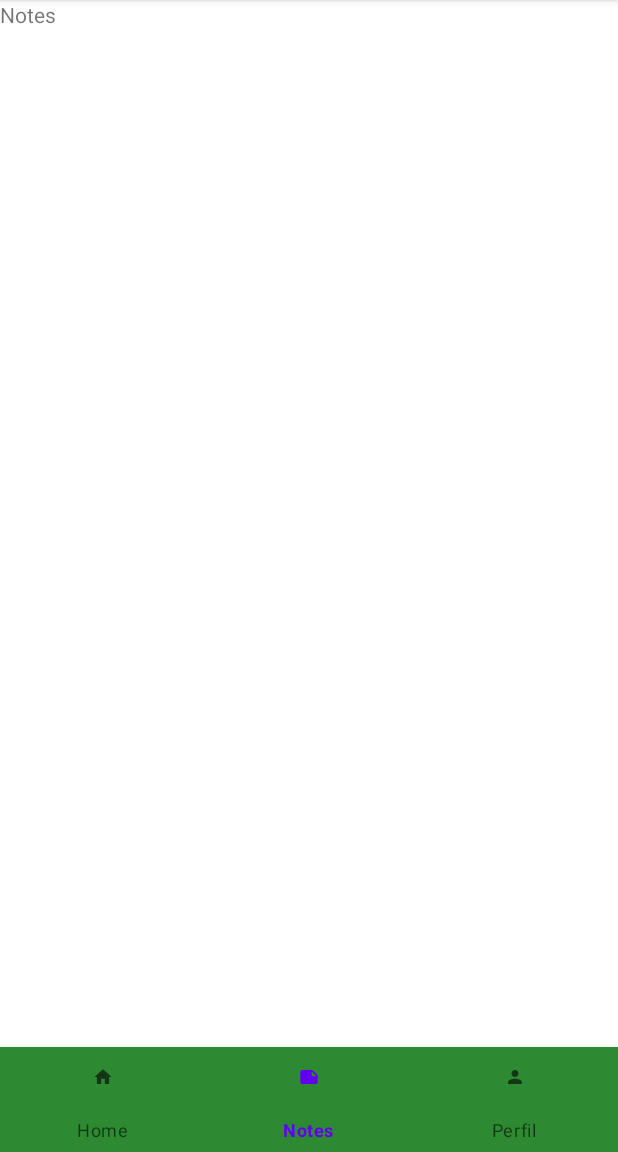
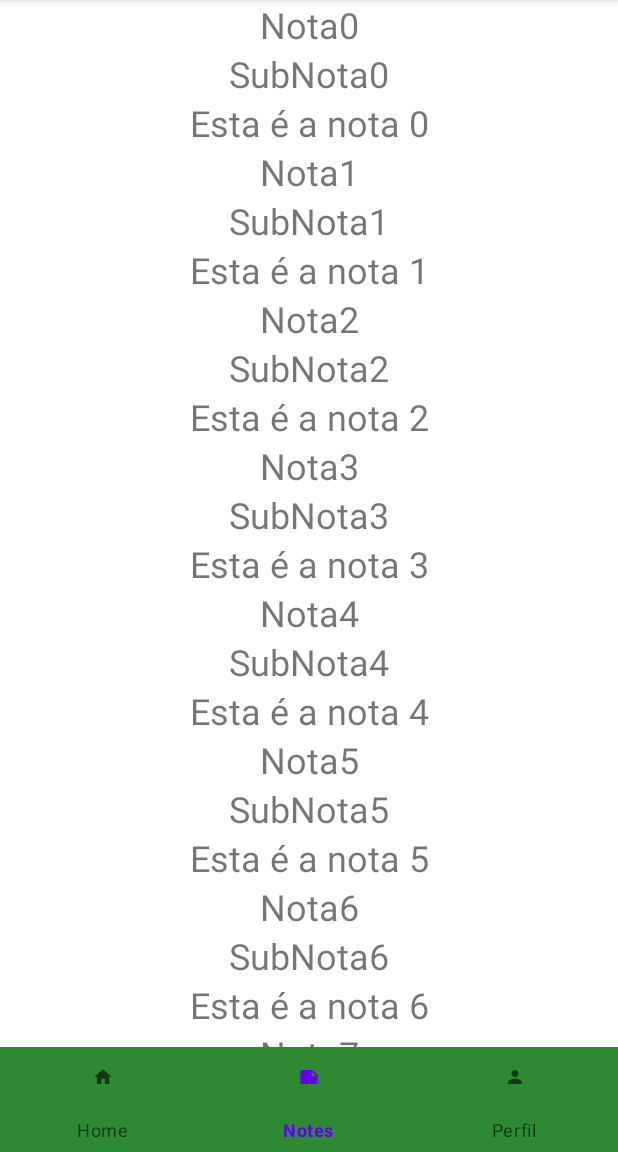
Before and after one commit to pdanielaraujo/CityAlert, an Android app: the screen it shows after launch (MainActivity), item 2 of the bottom bar chosen, on a phone screen of 412 x 824 dp, the part 84-1236 px from its top. Run offline under Robolectric (Android 15) with nearby library versions, the phone set to English and light mode, and no system bars.

Commit message:
Segundo Commit main branch
Criação do Recycler View

```diff
--- a/app/build.gradle
+++ b/app/build.gradle
@@ -40,6 +40,7 @@ dependencies {
     implementation 'com.google.android.material:material:1.3.0'
     implementation 'androidx.constraintlayout:constraintlayout:2.0.4'
     implementation 'androidx.legacy:legacy-support-v4:1.0.0'
+    implementation 'androidx.recyclerview:recyclerview:1.1.0'
     testImplementation 'junit:junit:4.+'
     androidTestImplementation 'androidx.test.ext:junit:1.1.2'
     androidTestImplementation 'androidx.test.espresso:espresso-core:3.3.0'
--- a/app/src/main/AndroidManifest.xml
+++ b/app/src/main/AndroidManifest.xml
@@ -2,11 +2,13 @@
 <manifest xmlns:android="http://schemas.android.com/apk/res/android"
     package="pt.atp.cityalert">
 
+    <uses-permission android:name="android.permission.READ_EXTERNAL_STORAGE" />
+
     <application
         android:allowBackup="true"
-        android:icon="@mipmap/ic_launcher"
+        android:icon="@mipmap/launch_icon"
         android:label="@string/app_name"
-        android:roundIcon="@mipmap/ic_launcher_round"
+        android:roundIcon="@mipmap/launch_icon"
         android:supportsRtl="true"
         android:theme="@style/Theme.CityAlert">
         <activity android:name=".LoginActivity"></activity>
--- /dev/null
+++ b/app/src/main/java/pt/atp/cityalert/adapters/NoteAdapter.kt
@@ -0,0 +1,37 @@
+package pt.atp.cityalert.adapters
+
+import android.view.LayoutInflater
+import android.view.View
+import android.view.ViewGroup
+import android.widget.TextView
+import androidx.recyclerview.widget.RecyclerView
+import pt.atp.cityalert.R
+import pt.atp.cityalert.dataClasses.Note
+
+class NoteAdapter(val list: ArrayList<Note>):RecyclerView.Adapter<LineViewHolder>(){
+
+    override fun onCreateViewHolder(parent: ViewGroup, viewType: Int): LineViewHolder {
+        val itemView = LayoutInflater
+            .from(parent.context)
+            .inflate(R.layout.recycler_line, parent, false)
+        return LineViewHolder(itemView)
+    }
+
+    override fun getItemCount(): Int {
+        return list.size
+    }
+
+    override fun onBindViewHolder(holder: LineViewHolder, position: Int) {
+        val currentPlace = list[position]
+
+        holder.title_holder.text = currentPlace.title
+        holder.subtitle_holder.text = currentPlace.subtitle
+        holder.text_holder.text = currentPlace.text
+    }
+}
+
+class LineViewHolder(itemView: View):RecyclerView.ViewHolder(itemView) {
+    val title_holder = itemView.findViewById<TextView>(R.id.titulo)
+    val subtitle_holder = itemView.findViewById<TextView>(R.id.sub_titulo)
+    val text_holder = itemView.findViewById<TextView>(R.id.texto_nota)
+}
--- /dev/null
+++ b/app/src/main/java/pt/atp/cityalert/dataClasses/Note.kt
@@ -0,0 +1,3 @@
+package pt.atp.cityalert.dataClasses
+
+data class Note(val title: String, val subtitle: String, val text: String)
--- a/app/src/main/java/pt/atp/cityalert/fragments/HomeFragment.kt
+++ b/app/src/main/java/pt/atp/cityalert/fragments/HomeFragment.kt
@@ -5,6 +5,7 @@ import androidx.fragment.app.Fragment
 import android.view.LayoutInflater
 import android.view.View
 import android.view.ViewGroup
+import android.widget.Toast
 import pt.atp.cityalert.R
 
 // TODO: Rename parameter arguments, choose names that match
@@ -34,6 +35,9 @@ class HomeFragment : Fragment() {
         inflater: LayoutInflater, container: ViewGroup?,
         savedInstanceState: Bundle?
     ): View? {
+
+        //Toast.makeText(this.context, R.string.app_name, Toast.LENGTH_SHORT).show()
+
         // Inflate the layout for this fragment
         return inflater.inflate(R.layout.fragment_home, container, false)
     }
--- a/app/src/main/java/pt/atp/cityalert/fragments/NotesFragment.kt
+++ b/app/src/main/java/pt/atp/cityalert/fragments/NotesFragment.kt
@@ -6,6 +6,10 @@ import android.view.LayoutInflater
 import android.view.View
 import android.view.ViewGroup
 import pt.atp.cityalert.R
+import pt.atp.cityalert.dataClasses.Note
+import androidx.recyclerview.widget.LinearLayoutManager
+import androidx.recyclerview.widget.RecyclerView
+import pt.atp.cityalert.adapters.NoteAdapter
 
 // TODO: Rename parameter arguments, choose names that match
 // the fragment initialization parameters, e.g. ARG_ITEM_NUMBER
@@ -22,6 +26,8 @@ class NotesFragment : Fragment() {
     private var param1: String? = null
     private var param2: String? = null
 
+    private lateinit var noteList: ArrayList<Note>
+    private lateinit var note_fragment: View
     override fun onCreate(savedInstanceState: Bundle?) {
         super.onCreate(savedInstanceState)
         arguments?.let {
@@ -34,8 +40,19 @@ class NotesFragment : Fragment() {
         inflater: LayoutInflater, container: ViewGroup?,
         savedInstanceState: Bundle?
     ): View? {
+        note_fragment = inflater.inflate(R.layout.fragment_notes, container, false)
+        val note_recycler = note_fragment.findViewById<RecyclerView>(R.id.note_recycler)
+        noteList = ArrayList<Note>()
+
+        for (i in 0 until 10){
+            noteList.add(Note("Nota$i", "SubNota$i", "Esta é a nota $i"))
+        }
+
+        note_recycler.adapter = NoteAdapter(noteList)
+        note_recycler.layoutManager = LinearLayoutManager(this.context)
+
         // Inflate the layout for this fragment
-        return inflater.inflate(R.layout.fragment_notes, container, false)
+        return note_fragment
     }
 
     companion object {
--- a/app/src/main/res/layout/activity_login.xml
+++ b/app/src/main/res/layout/activity_login.xml
@@ -6,6 +6,20 @@
     android:layout_height="match_parent"
     android:background="@color/dark_green"
     tools:context=".LoginActivity">
+
+
+    <ImageView
+        android:layout_width="wrap_content"
+        android:layout_height="wrap_content"
+        android:src="@mipmap/login_img"
+        android:maxWidth="200dp"
+        android:minWidth="200dp"
+        android:maxHeight="200dp"
+        android:minHeight="200dp"
+        app:layout_constraintTop_toTopOf="parent"
+        app:layout_constraintBottom_toTopOf="@id/edit_email"
+        app:layout_constraintLeft_toLeftOf="parent"
+        app:layout_constraintRight_toRightOf="parent"/>
 
     <EditText
         android:id="@+id/edit_email"
@@ -26,6 +40,7 @@
         android:width="320dp"
         android:height="50dp"
         android:layout_marginTop="10dp"
+        android:background="@color/dark_green_opacity"
         app:layout_constraintTop_toBottomOf="@id/edit_email"
         app:layout_constraintLeft_toLeftOf="parent"
         app:layout_constraintRight_toRightOf="parent"/>
--- a/app/src/main/res/layout/fragment_notes.xml
+++ b/app/src/main/res/layout/fragment_notes.xml
@@ -1,14 +1,15 @@
 <?xml version="1.0" encoding="utf-8"?>
-<FrameLayout xmlns:android="http://schemas.android.com/apk/res/android"
+<androidx.constraintlayout.widget.ConstraintLayout xmlns:android="http://schemas.android.com/apk/res/android"
     xmlns:tools="http://schemas.android.com/tools"
     android:layout_width="match_parent"
     android:layout_height="match_parent"
-    tools:context=".NotesFragment">
+    xmlns:app="http://schemas.android.com/apk/res-auto"
+    tools:context=".fragments.NotesFragment">
 
-    <!-- TODO: Update blank fragment layout -->
-    <TextView
+    <androidx.recyclerview.widget.RecyclerView
+        android:id="@+id/note_recycler"
         android:layout_width="match_parent"
         android:layout_height="match_parent"
-        android:text="Notes" />
+        tools:listitem="@layout/recycler_line" />
 
-</FrameLayout>
+</androidx.constraintlayout.widget.ConstraintLayout>
--- /dev/null
+++ b/app/src/main/res/layout/recycler_line.xml
@@ -0,0 +1,39 @@
+<?xml version="1.0" encoding="utf-8"?>
+<androidx.constraintlayout.widget.ConstraintLayout xmlns:android="http://schemas.android.com/apk/res/android"
+    android:layout_width="match_parent"
+    android:layout_height="wrap_content"
+    xmlns:app="http://schemas.android.com/apk/res-auto">
+
+    <TextView
+        android:id="@+id/titulo"
+        android:layout_width="wrap_content"
+        android:layout_height="wrap_content"
+        android:text="aaaaaaaaaaaaaaa"
+        android:textSize="24dp"
+        app:layout_constraintTop_toTopOf="parent"
+        app:layout_constraintLeft_toLeftOf="parent"
+        app:layout_constraintRight_toRightOf="parent"
+        />
+    <TextView
+        android:id="@+id/sub_titulo"
+        android:layout_width="wrap_content"
+        android:layout_height="wrap_content"
+        android:text="bbbbbbbbbbbbbbb"
+        android:textSize="24dp"
+        app:layout_constraintTop_toBottomOf="@id/titulo"
+        app:layout_constraintLeft_toLeftOf="parent"
+        app:layout_constraintRight_toRightOf="parent"
+        />
+    <TextView
+        android:id="@+id/texto_nota"
+        android:layout_width="wrap_content"
+        android:layout_height="wrap_content"
+        android:text="cccccccccccccccc"
+        android:textSize="24dp"
+        app:layout_constraintTop_toBottomOf="@id/sub_titulo"
+        app:layout_constraintLeft_toLeftOf="parent"
+        app:layout_constraintRight_toRightOf="parent"
+        />
+
+
+</androidx.constraintlayout.widget.ConstraintLayout>
```
Also changed, not shown: app/src/main/res/mipmap-xxxhdpi/launch_icon.png (added), app/src/main/res/mipmap-xxxhdpi/login_img.png (added), app/src/main/res/mipmap-xxxhdpi/loginimg.png (added).
